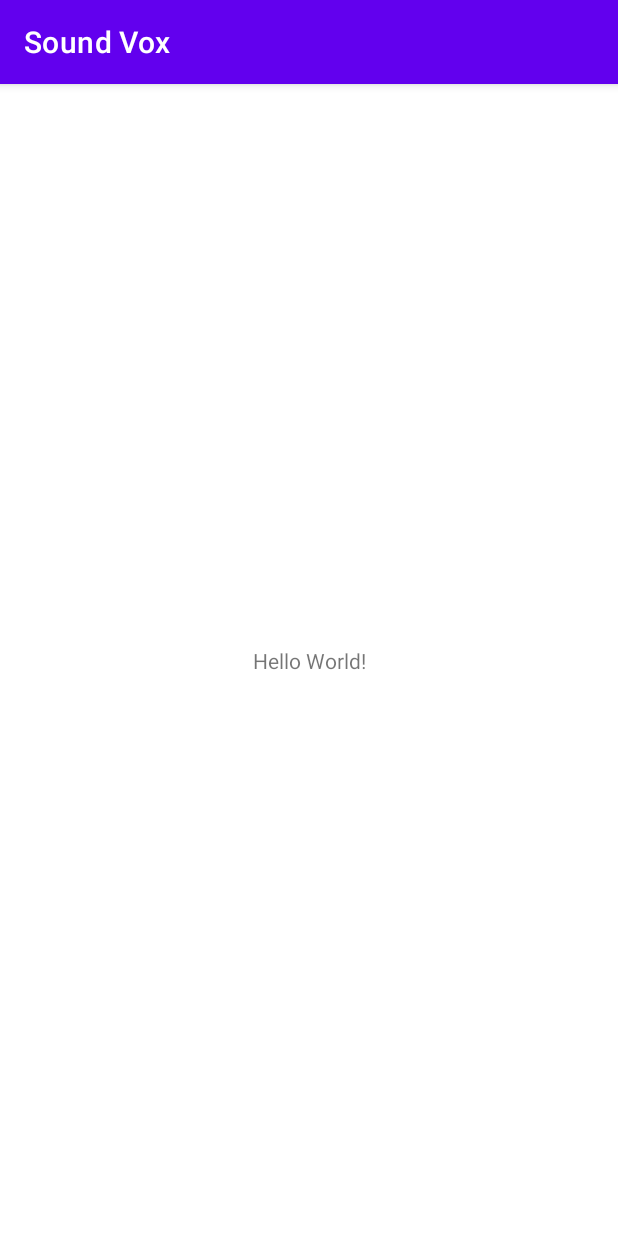
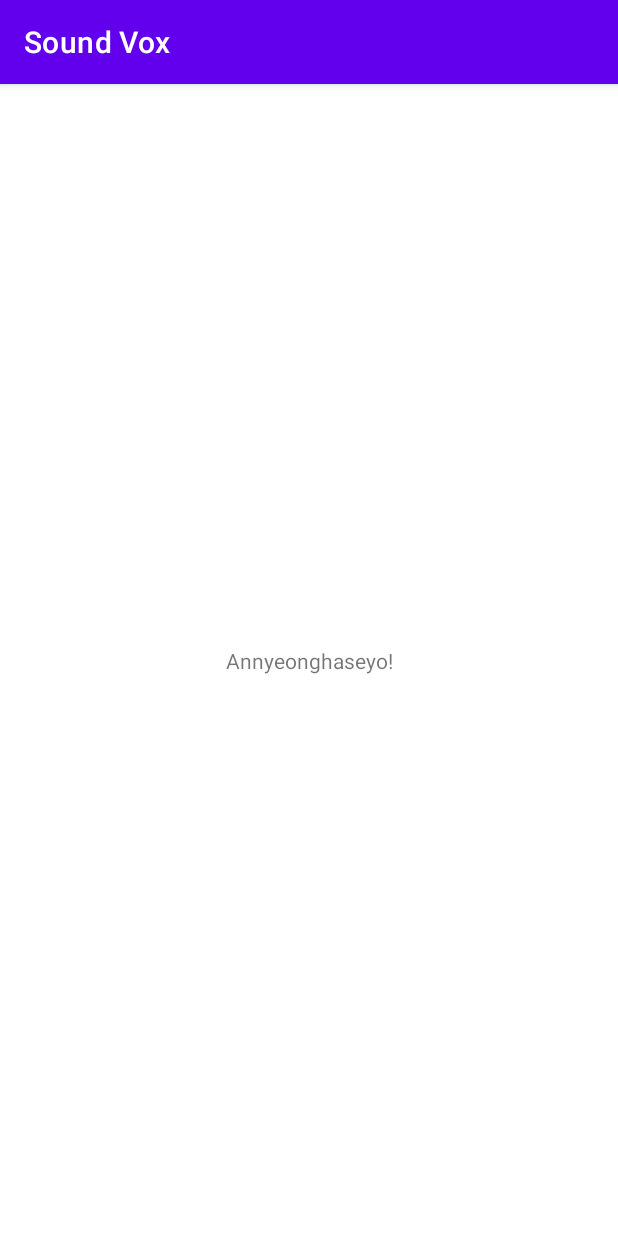
Before and after one commit to katemagbitang/soundVox, an Android app: the screen it shows after launch (MainActivity), on a phone screen of 412 x 824 dp. Run offline under Robolectric (Android 15) with nearby library versions, the phone set to English and light mode, and no system bars.

Commit message:
annyeong

```diff
--- a/app/src/main/res/layout/activity_main.xml
+++ b/app/src/main/res/layout/activity_main.xml
@@ -9,7 +9,7 @@
     <TextView
         android:layout_width="wrap_content"
         android:layout_height="wrap_content"
-        android:text="Hello World!"
+        android:text="Annyeonghaseyo!"
         app:layout_constraintBottom_toBottomOf="parent"
         app:layout_constraintLeft_toLeftOf="parent"
         app:layout_constraintRight_toRightOf="parent"
```
